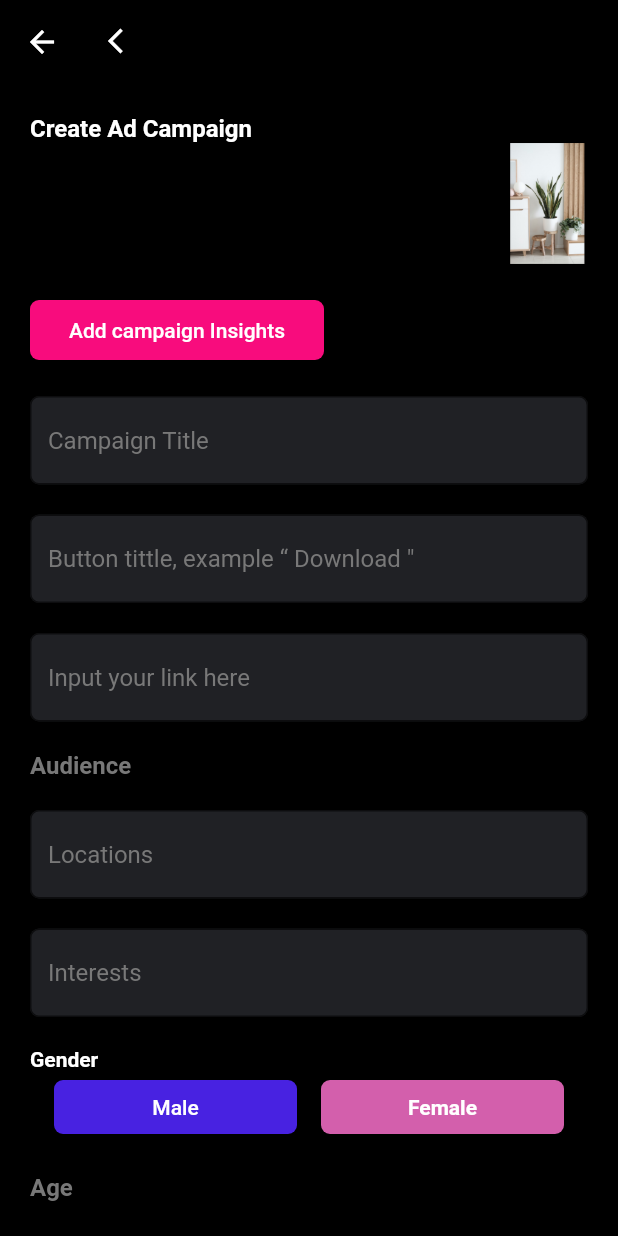
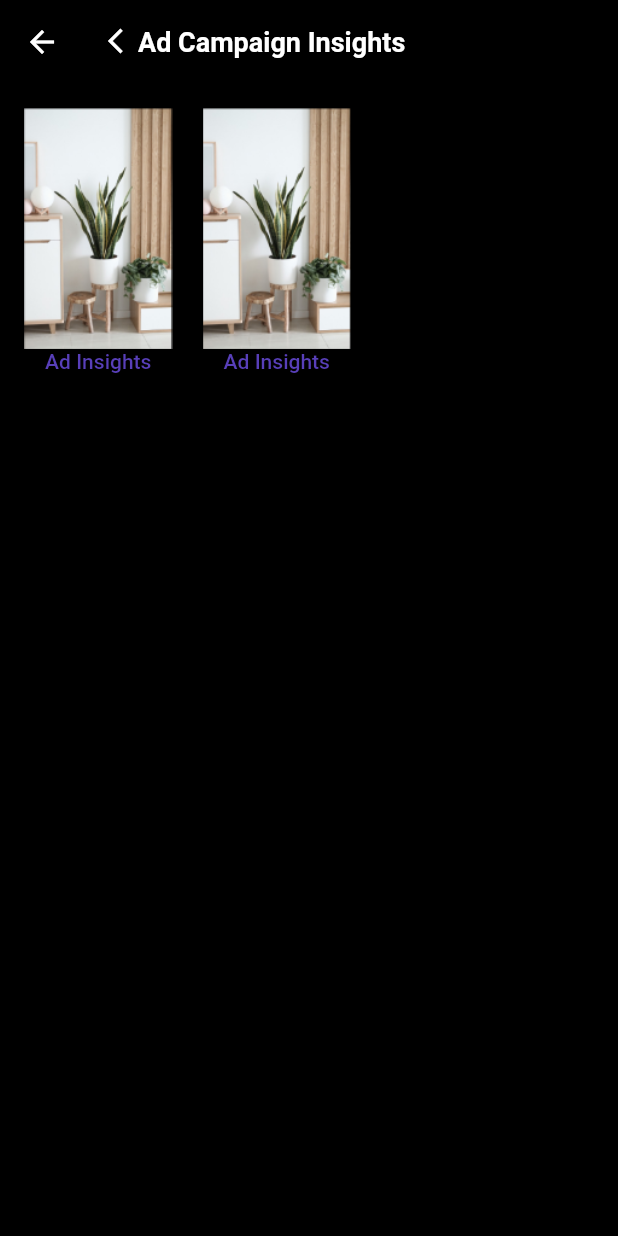
Before and after one commit to doublealpha21/playback_ui, a Flutter app: the CampaignScreen2 screen opened directly, after a tap on "Add campaign Insights", on a phone screen of 412 x 824 dp. Run offline on Flutter 3.47's test engine with Material 2 defaults, Android fonts, the phone set to English and light mode, and no system bars; our stand-ins replace expansion_tile_card, flutter_vector_icons.

Commit message:
Campaign Screens pt 2

```diff
--- a/lib/main.dart
+++ b/lib/main.dart
@@ -1,5 +1,7 @@
 import 'package:flutter/material.dart';
 import 'package:playback_ui/screens/ad_campaign/campaign_screen1.dart';
+import 'package:playback_ui/screens/ad_campaign/campaign_screen6.dart';
+import 'package:playback_ui/screens/ad_campaign/campaign_screen7.dart';
 import 'package:playback_ui/screens/boost_videos/boost_videos1.dart';
 import 'package:playback_ui/screens/boost_videos/boost_videos4.dart';
 
@@ -16,7 +18,7 @@ class MyApp extends StatelessWidget {
     return const MaterialApp(
       title: 'Playback UI',
       debugShowCheckedModeBanner: false,
-      home: CampaignScreen1(),
+      home: CampaignScreen7(),
     );
   }
 }
--- a/lib/screens/ad_campaign/campaign_screen2.dart
+++ b/lib/screens/ad_campaign/campaign_screen2.dart
@@ -1,5 +1,6 @@
 import 'package:flutter/material.dart';
 import 'package:playback_ui/screens/ad_campaign/campaign_screen3.dart';
+import 'package:playback_ui/screens/ad_campaign/campaign_screen7.dart';
 import 'package:playback_ui/utils/colors.dart';
 import 'package:playback_ui/utils/textfield.dart';
 import 'package:playback_ui/widgets/common_app_bar.dart';
@@ -40,7 +41,13 @@ class CampaignScreen2 extends StatelessWidget {
                   ),
                   const VerticalSpace(),
                   ElevatedButton(
-                    onPressed: () {},
+                    onPressed: () {
+                      Navigator.push(
+                        context,
+                        MaterialPageRoute(
+                            builder: (context) => const CampaignScreen7()),
+                      );
+                    },
                     style: ElevatedButton.styleFrom(
                       shape: RoundedRectangleBorder(
                         borderRadius: BorderRadius.circular(6.0),
--- /dev/null
+++ b/lib/screens/ad_campaign/campaign_screen7.dart
@@ -0,0 +1,62 @@
+import 'package:flutter/material.dart';
+import 'package:playback_ui/utils/colors.dart';
+import 'package:playback_ui/widgets/common_app_bar.dart';
+import 'package:playback_ui/widgets/horizontal_space.dart';
+
+class CampaignScreen7 extends StatelessWidget {
+  const CampaignScreen7({Key? key}) : super(key: key);
+
+  @override
+  Widget build(BuildContext context) {
+    return Scaffold(
+      backgroundColor: ColorResources.Black,
+      appBar: const CommonAppBar(title: 'Ad Campaign Insights'),
+      body: Padding(
+        padding: const EdgeInsets.all(16.0),
+        child: Column(
+          children: [
+            Row(
+              children: [
+                SizedBox(
+                  height: 157,
+                  width: 99,
+                  child: Column(
+                    children: [
+                      Image.asset('images/background.png'),
+                      const Text(
+                        'Ad Insights',
+                        style: TextStyle(
+                          color: ColorResources.PrimaryPurple,
+                          fontSize: 14,
+                          fontWeight: FontWeight.w500,
+                        ),
+                      )
+                    ],
+                  ),
+                ),
+                const HorizontalSpace(),
+                SizedBox(
+                  height: 157,
+                  width: 99,
+                  child: Column(
+                    children: [
+                      Image.asset('images/background.png'),
+                      const Text(
+                        'Ad Insights',
+                        style: TextStyle(
+                          color: ColorResources.PrimaryPurple,
+                          fontSize: 14,
+                          fontWeight: FontWeight.w500,
+                        ),
+                      )
+                    ],
+                  ),
+                ),
+              ],
+            )
+          ],
+        ),
+      ),
+    );
+  }
+}
```
Also changed, not shown: lib/screens/ad_campaign/campaign_screen6.dart (added, +107 -0 lines).
